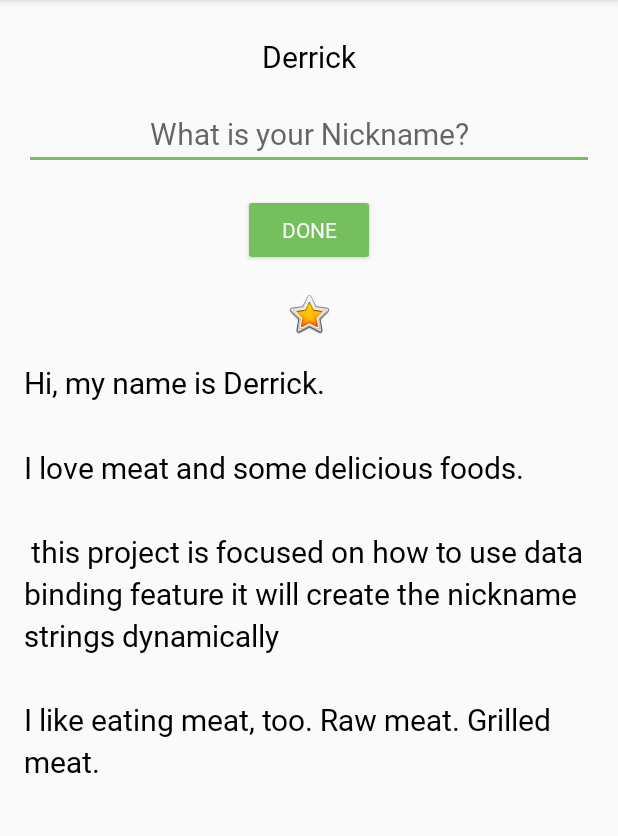
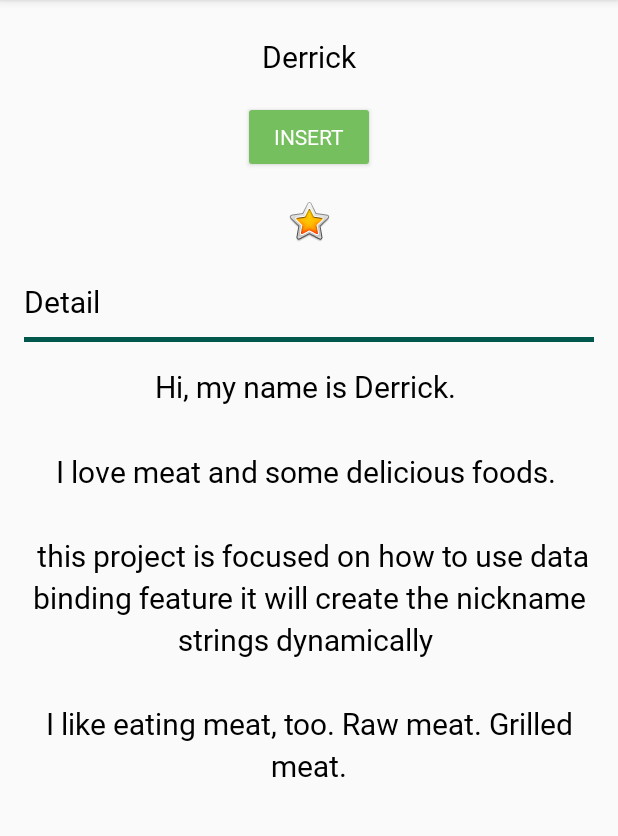
Before and after one commit to superbderrick/AndroidFeatures, an Android app: the screen it shows after launch (MainActivity), on a phone screen of 412 x 824 dp, the part 84-920 px from its top. Run offline under Robolectric (Android 15) with nearby library versions, the phone set to English and light mode, and no system bars; our stand-ins replace data binding.

Commit message:
improved the sample

```diff
--- a/app/src/main/java/superbderrick/github/io/aboutme/MainActivity.kt
+++ b/app/src/main/java/superbderrick/github/io/aboutme/MainActivity.kt
@@ -6,13 +6,14 @@ import android.support.v7.app.AppCompatActivity
 import android.os.Bundle
 import android.view.View
 import android.view.inputmethod.InputMethodManager
+import kotlinx.android.synthetic.main.activity_main.*
 import superbderrick.github.io.aboutme.databinding.ActivityMainBinding
 
 class MainActivity : AppCompatActivity() {
 
     private lateinit var binding: ActivityMainBinding
 
-    private val personalInforamtion : PersonalInforamtion = PersonalInforamtion("Derrick")
+    private val personalInformation : PersonalInformation = PersonalInformation("Derrick")
 
     override fun onCreate(savedInstanceState: Bundle?) {
         super.onCreate(savedInstanceState)
@@ -20,26 +21,28 @@ class MainActivity : AppCompatActivity() {
 
         binding = DataBindingUtil.setContentView(this, R.layout.activity_main)
 
-        binding.personalInforamtion = personalInforamtion
+        binding.personalInformation = personalInformation
 
         binding.doneButton.setOnClickListener {
-            addNickName(it)
+            insetPersonalInformation(it)
         }
 
     }
 
-    private fun addNickName(view:View) {
+    private fun insetPersonalInformation(view:View) {
 
         binding.apply {
-            personalInforamtion?.nickname = nicknameEdit.text.toString()
-
+            personalInformation?.nickname = "SuperbDerrick"
+            personalInformation?.job = "Software Engineer"
+            personalInformation?.age = "30"
 
             invalidateAll()
 
-            nicknameEdit.visibility = View.GONE
-            doneButton.visibility = View.GONE
 
             nicknameText.visibility = View.VISIBLE
+            job_text.visibility = View.VISIBLE
+            age_text.visibility = View.VISIBLE
+            doneButton.visibility = View.GONE
 
             hideKeyboard(view)
         }
@@ -50,7 +53,6 @@ class MainActivity : AppCompatActivity() {
         val imm = getSystemService(Context.INPUT_METHOD_SERVICE) as InputMethodManager
         imm.hideSoftInputFromWindow(view.windowToken, 0)
 
-
     }
 
 }
--- a/app/src/main/java/superbderrick/github/io/aboutme/PersonalInforamtion.kt
+++ b/app/src/main/java/superbderrick/github/io/aboutme/PersonalInformation.kt
@@ -21,4 +21,4 @@ package superbderrick.github.io.aboutme
  * Used to demonstrate data binding.
  */
 
-data class PersonalInforamtion(var name: String = "", var nickname: String = "")
+data class PersonalInformation(var name: String = "", var nickname: String = "", var job:String ="", var age:String = "")
--- a/app/src/main/res/layout/activity_main.xml
+++ b/app/src/main/res/layout/activity_main.xml
@@ -14,13 +14,10 @@ limitations under the License. -->
 <layout xmlns:android="http://schemas.android.com/apk/res/android"
         xmlns:app="http://schemas.android.com/apk/res-auto">
 
-    <!-- Use a data block to declare variables. -->
     <data>
-        <!-- Declare a variable by specifying a name and a data type. -->
-        <!-- Use fully qualified name for the type. -->
         <variable
-                name="personalInforamtion"
-                type="superbderrick.github.io.aboutme.PersonalInforamtion" />
+                name="personalInformation"
+                type="superbderrick.github.io.aboutme.PersonalInformation" />
     </data>
 
     <LinearLayout
@@ -35,31 +32,36 @@ limitations under the License. -->
                 style="@style/NameStyle"
                 android:layout_width="match_parent"
                 android:layout_height="wrap_content"
-                android:text="@={personalInforamtion.name}"
+                android:text="@={personalInformation.name}"
                 android:textAlignment="center" />
 
-        <!-- Use "@={aboutMe.nickname}" annotation to reference a property -->
-        <!-- Reference the declared object (aboutMe) and the property (nickname). -->
         <TextView
                 android:id="@+id/nickname_text"
                 style="@style/NameStyle"
                 android:layout_width="match_parent"
                 android:layout_height="wrap_content"
-                android:text="@={personalInforamtion.nickname}"
+                android:text="@={personalInformation.nickname}"
                 android:textAlignment="center"
                 android:visibility="gone" />
 
-        <!-- Use "@={aboutMe.name}" annotation to reference a property -->
-        <!-- Reference the declared object (aboutMe) and the property (name). -->
-        <EditText
-                android:id="@+id/nickname_edit"
+        <TextView
+                android:id="@+id/job_text"
                 style="@style/NameStyle"
                 android:layout_width="match_parent"
                 android:layout_height="wrap_content"
-                android:hint="@string/what_is_your_nickname"
-                android:inputType="textPersonName"
-                android:text="@={personalInforamtion.nickname}"
-                android:textAlignment="center" />
+                android:text="@={personalInformation.job}"
+                android:textAlignment="center"
+                android:visibility="gone" />
+
+        <TextView
+                android:id="@+id/age_text"
+                style="@style/NameStyle"
+                android:layout_width="match_parent"
+                android:layout_height="wrap_content"
+                android:text="@={personalInformation.age}"
+                android:textAlignment="center"
+                android:visibility="gone" />
+
 
         <Button
                 android:id="@+id/done_button"
@@ -69,16 +71,37 @@ limitations under the License. -->
                 android:layout_gravity="center_horizontal"
                 android:layout_marginTop="@dimen/layout_margin"
                 android:fontFamily="@font/roboto"
-                android:text="@string/done"
+                android:text="@string/insert"
                 android:textAlignment="center" />
 
         <ImageView
                 android:id="@+id/star_image"
+                android:layout_gravity="left"
                 android:layout_width="match_parent"
                 android:layout_height="wrap_content"
                 android:layout_marginTop="@dimen/layout_margin"
                 android:contentDescription="@string/yellow_star"
                 app:srcCompat="@android:drawable/btn_star_big_on" />
+
+        <TextView
+                android:id="@+id/detail_text"
+                style="@style/NameStyle"
+                android:layout_width="match_parent"
+                android:layout_height="wrap_content"
+                android:text="@string/detail"
+                android:textAlignment="textStart"
+                android:visibility="visible" />
+
+        <View
+                android:id="@+id/horizontal_view"
+                android:backgroundTint="@color/colorPrimaryDark"
+                android:layout_width="match_parent"
+                android:layout_height="3dip"
+                android:layout_marginTop="10dip"
+                android:padding="20dip"
+                android:visibility="visible" android:background="#FFFFFF"/>
+
+
 
         <ScrollView
                 android:id="@+id/bio_scroll"
@@ -92,6 +115,7 @@ limitations under the License. -->
                     android:layout_height="wrap_content"
                     android:lineSpacingMultiplier="@dimen/line_spacing_multiplier"
                     android:text="@string/bio"
+                    android:textAlignment="center"
                     android:textAppearance="@style/NameStyle" />
 
         </ScrollView>
--- a/app/src/main/res/values/strings.xml
+++ b/app/src/main/res/values/strings.xml
@@ -20,5 +20,8 @@ limitations under the License. -->
         </string>
     <string name="what_is_your_nickname">What is your Nickname?</string>
     <string name="done">Done</string>
+    <string name="change">Change</string>
+    <string name="insert">Insert</string>
+    <string name="detail">Detail</string>
     <string name="yellow_star">Yellow star</string>
 </resources>
```
